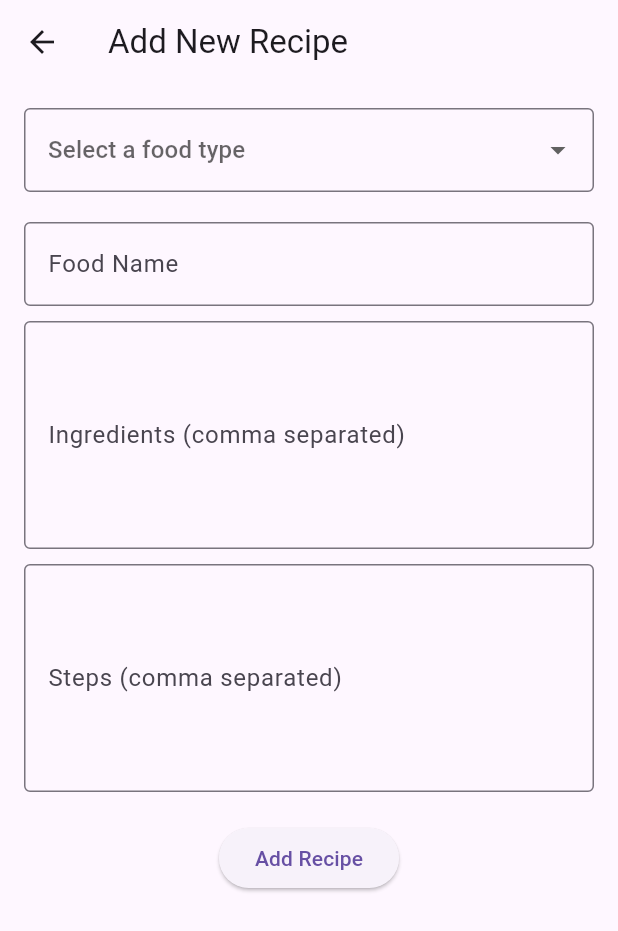
After one commit to kuwizni/recipe-app, a Flutter app: the HomePage screen opened directly, after a tap on the "add" icon, on a phone screen of 412 x 824 dp. The commit adds this screen. Shown: the top 931 px of the screen. Run offline on Flutter 3.47's test engine with Material 3 defaults, Android fonts, the phone set to English and light mode, and no system bars; our stand-ins replace sqflite; accounts and stored records are empty.

Commit message:
added addrecipe screen

```diff
--- a/assets/recipetypes.json
+++ b/assets/recipetypes.json
@@ -70,6 +70,7 @@
     },
     {
         "food_name": "Pandan Steamed Cake",
+        "food_type" : "Other",
         "ingredients": [
             "4 eggs",
             "1 cup / 200g castor sugar",
--- /dev/null
+++ b/lib/Screens/addrecipe.dart
@@ -0,0 +1,98 @@
+import 'package:flutter/material.dart';
+import 'package:recipe_app_mobile/Models/recipebook.dart';
+
+class AddRecipe extends StatefulWidget {
+  final List<String> foodTypes;
+
+  AddRecipe({required this.foodTypes});
+
+  @override
+  _AddRecipeState createState() => _AddRecipeState();
+}
+
+class _AddRecipeState extends State<AddRecipe> {
+  final TextEditingController _foodNameController = TextEditingController();
+  final TextEditingController _ingredientsController = TextEditingController();
+  final TextEditingController _stepsController = TextEditingController();
+  String? _selectedFoodType;
+
+  @override
+  Widget build(BuildContext context) {
+    return Scaffold(
+      appBar: AppBar(
+        title: const Text('Add New Recipe'),
+      ),
+      body: Padding(
+        padding: const EdgeInsets.all(16.0),
+        child: Column(
+          children: [
+            DropdownButtonFormField<String>(
+              value: _selectedFoodType,
+              hint: const Text('Select a food type'),
+              decoration: const InputDecoration(
+                border: OutlineInputBorder(),
+              ),
+              items: widget.foodTypes.map((String foodType) {
+                return DropdownMenuItem<String>(
+                  value: foodType,
+                  child: Text(foodType),
+                );
+              }).toList(),
+              onChanged: (String? newValue) {
+                setState(() {
+                  _selectedFoodType = newValue;
+                });
+              },
+            ),
+            const SizedBox(height: 20),
+            TextField(
+              controller: _foodNameController,
+              decoration: const InputDecoration(
+                border: OutlineInputBorder(),
+                labelText: 'Food Name',
+              ),
+            ),
+            const SizedBox(height: 10),
+            TextField(
+              controller: _ingredientsController,
+              maxLines: 5,
+              decoration: const InputDecoration(
+                border: OutlineInputBorder(),
+                labelText: 'Ingredients (comma separated)',
+              ),
+            ),
+            const SizedBox(height: 10),
+            TextField(
+              controller: _stepsController,
+              maxLines: 5,
+              decoration: const InputDecoration(
+                border: OutlineInputBorder(),
+                labelText: 'Steps (comma separated)',
+              ),
+            ),
+            const SizedBox(height: 20),
+            ElevatedButton(
+              onPressed: _addRecipe,
+              child: const Text('Add Recipe'),
+            ),
+          ],
+        ),
+      ),
+    );
+  }
+
+  void _addRecipe() {
+    final foodName = _foodNameController.text;
+    final ingredients = _ingredientsController.text.split(',').map((i) => i.trim()).toList();
+    final steps = _stepsController.text.split(',').map((i) => i.trim()).toList();
+
+    final newRecipe = RecipeBook(
+      foodName: foodName,
+      foodType: _selectedFoodType,
+      ingredients: ingredients,
+      steps: steps,
+    );
+
+    Navigator.pop(context, newRecipe);
+  }
+}
--- a/lib/Screens/homepage.dart
+++ b/lib/Screens/homepage.dart
@@ -2,6 +2,7 @@ import 'dart:convert';
 import 'package:flutter/material.dart';
 import 'package:flutter/services.dart';
 import 'package:recipe_app_mobile/Models/recipebook.dart';
+import 'package:recipe_app_mobile/Screens/addrecipe.dart';
 import 'package:recipe_app_mobile/Screens/loginpage.dart';
 import 'recipedetails.dart';
 
@@ -47,6 +48,22 @@ class _HomePageState extends State<HomePage> {
         title: const Text('Recipe Book'),
         automaticallyImplyLeading: false,
         actions: [
+          IconButton(
+            icon: const Icon(Icons.add),
+            onPressed: () async {
+              final newRecipe = await Navigator.push(
+                context,
+                MaterialPageRoute(
+                  builder: (context) => AddRecipe(foodTypes: _foodTypes),
+                ),
+              );
+              if (newRecipe != null) {
+                setState(() {
+                  _recipes.add(newRecipe);
+                });
+              }
+            },
+          ),
           IconButton(
             icon: const Icon(Icons.logout),
             onPressed: _logout,
--- a/lib/database_helper.dart
+++ b/lib/database_helper.dart
@@ -1,3 +1,4 @@
+import 'package:recipe_app_mobile/Models/recipebook.dart';
 import 'package:sqflite/sqflite.dart';
 import 'package:path/path.dart';
 
@@ -57,4 +58,9 @@ class DatabaseHelper {
     );
     return results.isNotEmpty;
   }
+
+  Future<int> addRecipe(RecipeBook recipe) async {
+  final db = await database;
+  return await db.insert('recipes', recipe.toJson());
 }
+}
```
